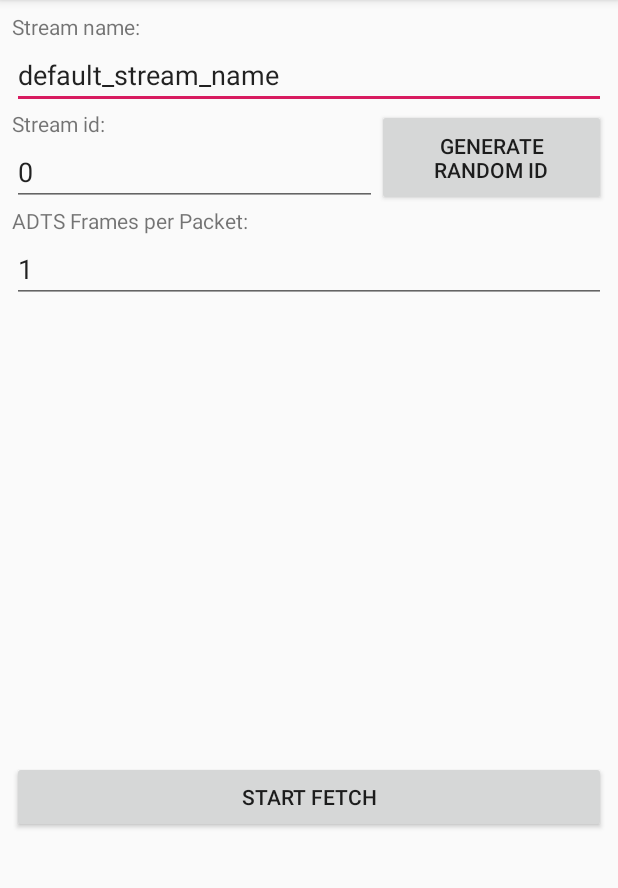
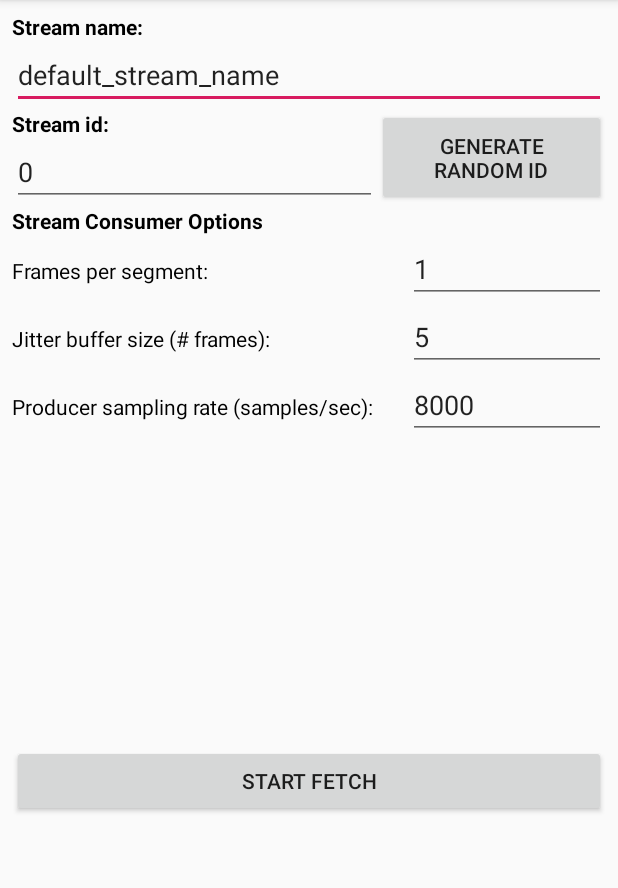
Before and after one commit to peurpdapeurp/basic_java_audio_stream_consumer, an Android app: the screen it shows after launch (MainActivity), on a phone screen of 412 x 824 dp, the part 84-972 px from its top. Run offline under Robolectric (Android 15) with nearby library versions, the phone set to English and light mode, and no system bars; libraries missing offline, so code that uses them is left out: net.named_data.jndn; 5 statements that could not run were skipped.

Commit message:
Added way to configure frames per segment, jitter buffer size, and producer sampling rate from UI

```diff
--- a/app/src/main/java/com/example/audio_consumer/MainActivity.java
+++ b/app/src/main/java/com/example/audio_consumer/MainActivity.java
@@ -34,7 +34,9 @@ public class MainActivity extends AppCompatActivity {
     TextView streamFetchStatistics_;
     EditText streamNameInput_;
     EditText streamIdInput_;
-    EditText audioBundleSizeInput_;
+    EditText framesPerSegmentInput_;
+    EditText jitterBufferSizeInput_;
+    EditText producerSamplingRateInput_;
 
     StreamConsumer streamConsumer_;
     StreamPlayer streamPlayer_;
@@ -89,7 +91,9 @@ public class MainActivity extends AppCompatActivity {
         streamFetchStatistics_ = (TextView) findViewById(R.id.stream_fetch_statistics);
         streamNameInput_ = (EditText) findViewById(R.id.stream_name_input);
         streamIdInput_ = (EditText) findViewById(R.id.stream_id_input);
-        audioBundleSizeInput_ = (EditText) findViewById(R.id.audio_bundle_size_input);
+        framesPerSegmentInput_ = (EditText) findViewById(R.id.frames_per_segment_input);
+        jitterBufferSizeInput_ = (EditText) findViewById(R.id.jitter_buffer_size_input);
+        producerSamplingRateInput_ = (EditText) findViewById(R.id.producer_sampling_rate_input);
 
         startFetchingButton_ = (Button) findViewById(R.id.start_fetch_button);
         startFetchingButton_.setOnClickListener(new View.OnClickListener() {
@@ -100,10 +104,11 @@ public class MainActivity extends AppCompatActivity {
                                 .append(streamNameInput_.getText().toString())
                                 .append(streamIdInput_.getText().toString())
                                 .appendVersion(0),
-                        8000,
-                        Long.parseLong(audioBundleSizeInput_.getText().toString()),
                         transferPipe_.getOutputStream(),
-                        handler_);
+                        handler_,
+                        new StreamConsumer.Options(Long.parseLong(framesPerSegmentInput_.getText().toString()),
+                                Long.parseLong(jitterBufferSizeInput_.getText().toString()),
+                                Long.parseLong(producerSamplingRateInput_.getText().toString())));
                 streamConsumer_.start();
             }
         });
--- a/app/src/main/res/layout/activity_main.xml
+++ b/app/src/main/res/layout/activity_main.xml
@@ -23,7 +23,9 @@
             android:id="@+id/stream_name_input_label"
             android:layout_width="match_parent"
             android:layout_height="wrap_content"
-            android:text="Stream name:" />
+            android:text="Stream name:"
+            android:textColor="#000000"
+            android:textStyle="bold" />
 
         <EditText
             android:id="@+id/stream_name_input"
@@ -47,7 +49,9 @@
                     android:id="@+id/stream_id_input_label"
                     android:layout_width="match_parent"
                     android:layout_height="wrap_content"
-                    android:text="Stream id:" />
+                    android:text="Stream id:"
+                    android:textColor="#000000"
+                    android:textStyle="bold" />
 
                 <EditText
                     android:id="@+id/stream_id_input"
@@ -77,18 +81,75 @@
                 android:orientation="vertical">
 
                 <TextView
-                    android:id="@+id/audio_bundle_size_input_label"
+                    android:id="@+id/textView"
                     android:layout_width="match_parent"
                     android:layout_height="wrap_content"
-                    android:text="ADTS Frames per Packet:" />
+                    android:text="Stream Consumer Options"
+                    android:textColor="#000000"
+                    android:textStyle="bold" />
 
-                <EditText
-                    android:id="@+id/audio_bundle_size_input"
+                <LinearLayout
                     android:layout_width="match_parent"
-                    android:layout_height="wrap_content"
-                    android:ems="10"
-                    android:inputType="textPersonName"
-                    android:text="1" />
+                    android:layout_height="match_parent"
+                    android:orientation="horizontal">
+
+                    <TextView
+                        android:id="@+id/frames_per_segment_input_label"
+                        android:layout_width="264dp"
+                        android:layout_height="wrap_content"
+                        android:text="Frames per segment:"
+                        android:textColor="#000000" />
+
+                    <EditText
+                        android:id="@+id/frames_per_segment_input"
+                        android:layout_width="match_parent"
+                        android:layout_height="wrap_content"
+                        android:ems="10"
+                        android:inputType="textPersonName"
+                        android:text="1" />
+                </LinearLayout>
+
+                <LinearLayout
+                    android:layout_width="match_parent"
+                    android:layout_height="match_parent"
+                    android:orientation="horizontal">
+
+                    <TextView
+                        android:id="@+id/jitter_buffer_size_input_label"
+                        android:layout_width="264dp"
+                        android:layout_height="wrap_content"
+                        android:text="Jitter buffer size (# frames):"
+                        android:textColor="#000000" />
+
+                    <EditText
+                        android:id="@+id/jitter_buffer_size_input"
+                        android:layout_width="match_parent"
+                        android:layout_height="wrap_content"
+                        android:ems="10"
+                        android:inputType="textPersonName"
+                        android:text="5" />
+                </LinearLayout>
+
+                <LinearLayout
+                    android:layout_width="match_parent"
+                    android:layout_height="match_parent"
+                    android:orientation="horizontal">
+
+                    <TextView
+                        android:id="@+id/producer_sampling_rate_input_label"
+                        android:layout_width="264dp"
+                        android:layout_height="wrap_content"
+                        android:text="Producer sampling rate (samples/sec):"
+                        android:textColor="#000000" />
+
+                    <EditText
+                        android:id="@+id/producer_sampling_rate_input"
+                        android:layout_width="match_parent"
+                        android:layout_height="wrap_content"
+                        android:ems="10"
+                        android:inputType="textPersonName"
+                        android:text="8000" />
+                </LinearLayout>
 
             </LinearLayout>
 
@@ -97,7 +158,7 @@
         <TextView
             android:id="@+id/stream_fetch_statistics"
             android:layout_width="match_parent"
-            android:layout_height="305dp" />
+            android:layout_height="204dp" />
 
         <Button
             android:id="@+id/start_fetch_button"
```
Also changed, not shown: app/src/main/java/com/example/audio_consumer/stream_consumer/StreamConsumer.java (+58 -36 lines), app/src/main/java/com/example/audio_consumer/stream_consumer/jndn_utils/RttEstimator.java (+10 -1 lines).
